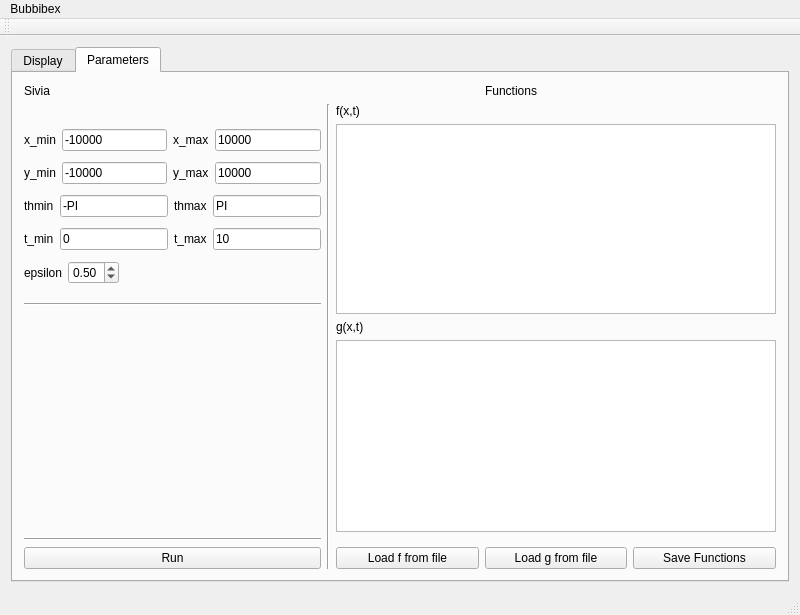
Qt form mainwindow.ui (msis/bubbibex) before a commit.
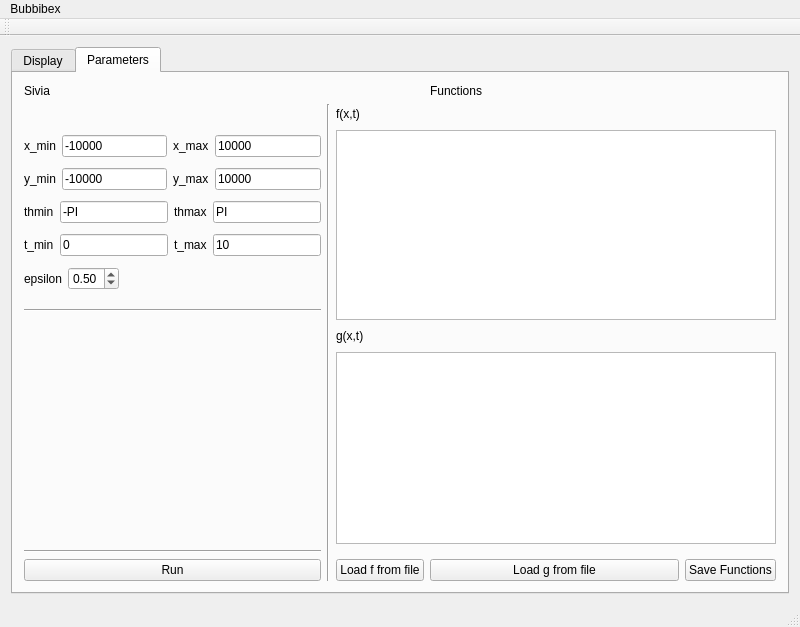
The same form after that commit. Custom widgets are drawn as their Qt base class.

Commit message: Correcting windows display when in full screen

The edit to the form file:
```diff
--- a/mainwindow.ui
+++ b/mainwindow.ui
@@ -157,6 +157,12 @@
            <layout class="QHBoxLayout" name="horizontalLayout_4">
             <item>
              <widget class="QLabel" name="label_6">
+              <property name="minimumSize">
+               <size>
+                <width>0</width>
+                <height>0</height>
+               </size>
+              </property>
               <property name="text">
                <string>x_min</string>
               </property>
@@ -423,6 +429,32 @@
           </property>
          </widget>
         </item>
+        <item row="1" column="3">
+         <spacer name="horizontalSpacer_2">
+          <property name="orientation">
+           <enum>Qt::Horizontal</enum>
+          </property>
+          <property name="sizeHint" stdset="0">
+           <size>
+            <width>40</width>
+            <height>20</height>
+           </size>
+          </property>
+         </spacer>
+        </item>
+        <item row="4" column="3">
+         <spacer name="horizontalSpacer_3">
+          <property name="orientation">
+           <enum>Qt::Horizontal</enum>
+          </property>
+          <property name="sizeHint" stdset="0">
+           <size>
+            <width>40</width>
+            <height>20</height>
+           </size>
+          </property>
+         </spacer>
+        </item>
        </layout>
       </widget>
      </widget>
```
